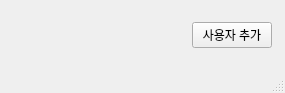
First picture: the form in ui/scoreboard_form.ui, repository 100dlswjd/score_calculator, before the edit.
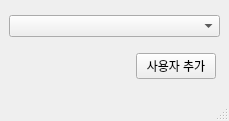
Second picture: the form after the edit.

Diff of the .ui file:
```diff
--- a/ui/scoreboard_form.ui
+++ b/ui/scoreboard_form.ui
@@ -6,8 +6,8 @@
    <rect>
     <x>0</x>
     <y>0</y>
-    <width>285</width>
-    <height>93</height>
+    <width>229</width>
+    <height>121</height>
    </rect>
   </property>
   <property name="windowTitle">
@@ -15,6 +15,9 @@
   </property>
   <widget class="QWidget" name="centralwidget">
    <layout class="QVBoxLayout" name="verticalLayout">
+    <item>
+     <widget class="QComboBox" name="comboBox_site"/>
+    </item>
     <item>
      <layout class="QHBoxLayout" name="horizontalLayout">
       <property name="leftMargin">
```
Left out of the diff: 2 changed lines with no effect on the pictures.
